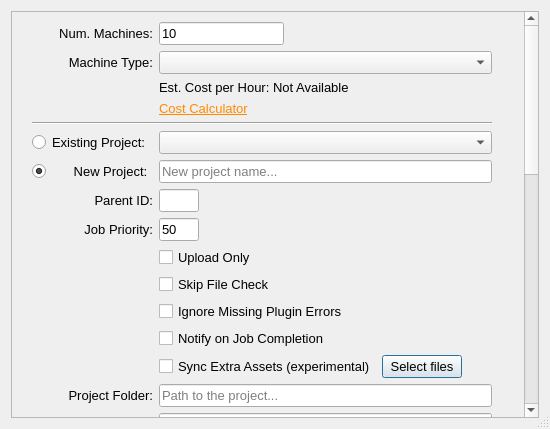
Old version of the form resources/submit_dialog.ui in the repository zync/zync-maya.
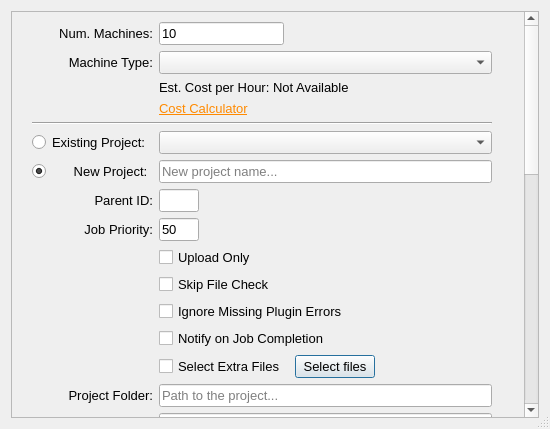
New version of the form.

Commit message: Making aux file selection persistent #101

What changed in the file:
```diff
--- a/resources/submit_dialog.ui
+++ b/resources/submit_dialog.ui
@@ -1095,7 +1095,7 @@
              <item>
               <widget class="QCheckBox" name="sync_extra_assets">
                <property name="text">
-                <string>Sync Extra Assets (experimental)</string>
+                <string>Select Extra Files</string>
                </property>
               </widget>
              </item>
```
The commit also changes 1 other file.
